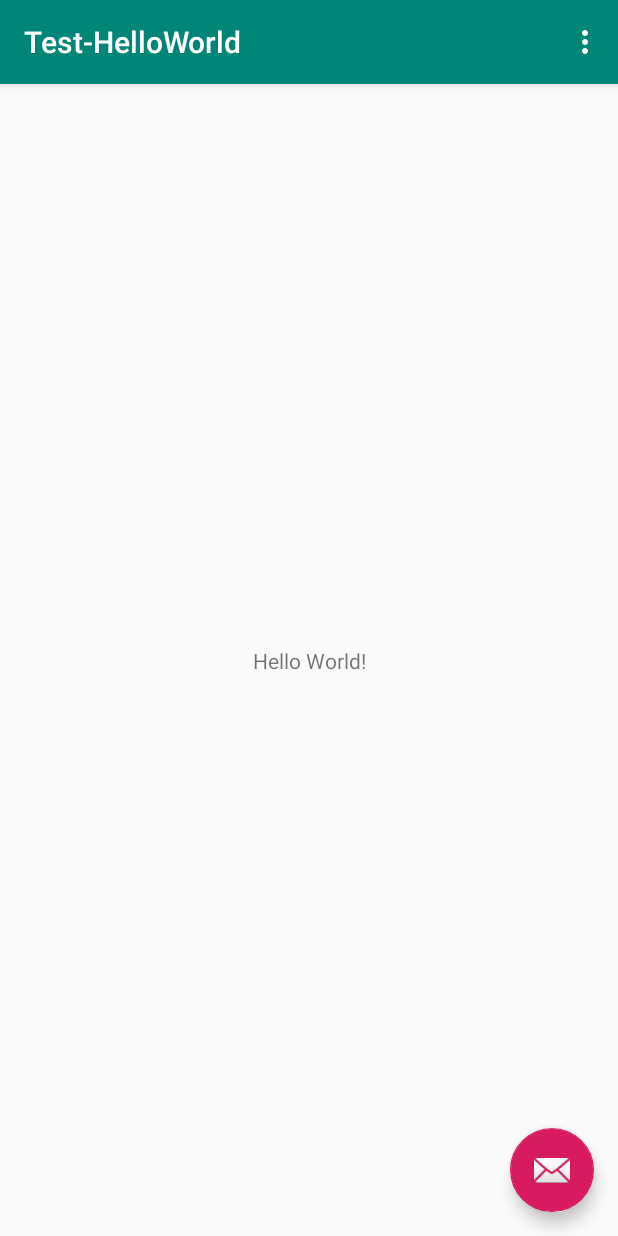
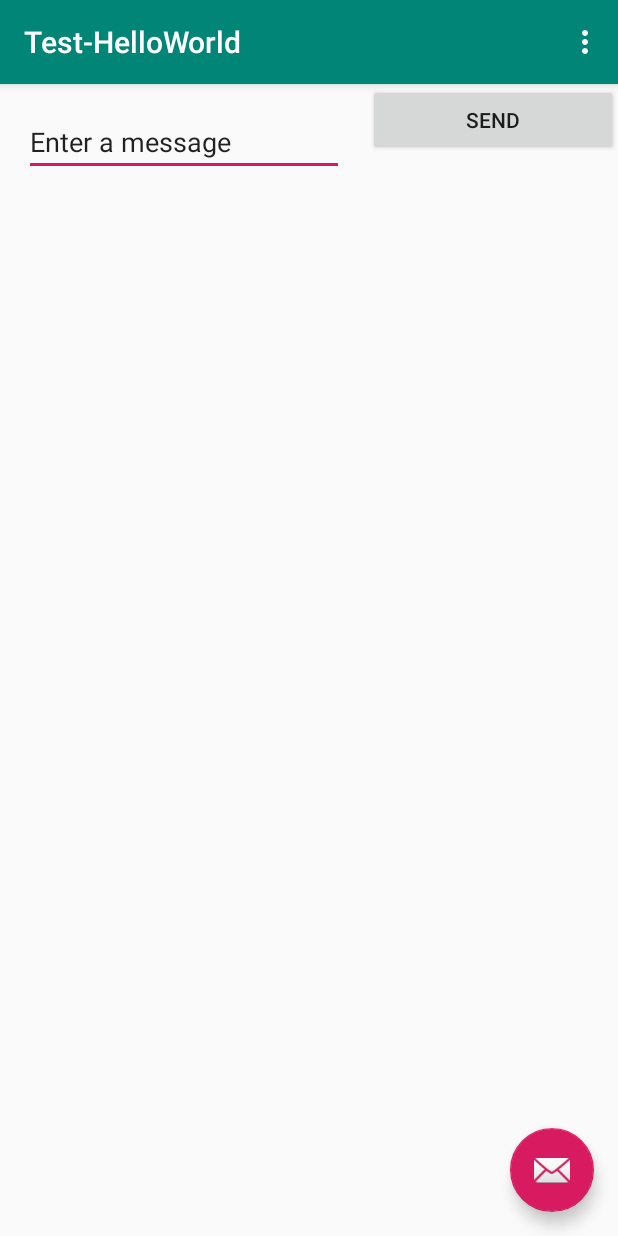
Before and after one commit to pn-carleton/Philip-Naida-SYSC3010, an Android app: the screen it shows after launch (MainActivity), on a phone screen of 412 x 824 dp. Run offline under Robolectric (Android 15) with nearby library versions, the phone set to English and light mode, and no system bars.

Commit message:
Build a simple user interface

```diff
--- a/Lab5/TestHelloWorld/app/src/main/res/layout/content_main.xml
+++ b/Lab5/TestHelloWorld/app/src/main/res/layout/content_main.xml
@@ -8,13 +8,30 @@
     tools:context=".MainActivity"
     tools:showIn="@layout/activity_main">
 
-    <TextView
-        android:layout_width="wrap_content"
+    <EditText
+        android:id="@+id/editText3"
+        android:layout_width="213dp"
         android:layout_height="wrap_content"
-        android:text="Hello World!"
-        app:layout_constraintBottom_toBottomOf="parent"
-        app:layout_constraintLeft_toLeftOf="parent"
-        app:layout_constraintRight_toRightOf="parent"
+        android:layout_marginStart="16dp"
+        android:layout_marginLeft="16dp"
+        android:layout_marginTop="16dp"
+        android:ems="10"
+        android:inputType="textPersonName"
+        android:text="@string/edit_message"
+        app:layout_constraintEnd_toStartOf="@+id/button"
+        app:layout_constraintHorizontal_bias="0.5"
+        app:layout_constraintStart_toStartOf="parent"
         app:layout_constraintTop_toTopOf="parent" />
 
+    <Button
+        android:id="@+id/button"
+        android:layout_width="0dp"
+        android:layout_height="wrap_content"
+        android:layout_marginStart="16dp"
+        android:layout_marginLeft="16dp"
+        android:text="@string/button_send"
+        app:layout_constraintEnd_toEndOf="parent"
+        app:layout_constraintHorizontal_bias="0.5"
+        app:layout_constraintStart_toEndOf="@+id/editText3"
+        tools:layout_editor_absoluteY="13dp" />
 </androidx.constraintlayout.widget.ConstraintLayout>
--- a/Lab5/TestHelloWorld/app/src/main/res/values/strings.xml
+++ b/Lab5/TestHelloWorld/app/src/main/res/values/strings.xml
@@ -1,4 +1,6 @@
 <resources>
     <string name="app_name">Test-HelloWorld</string>
     <string name="action_settings">Settings</string>
+    <string name="edit_message">Enter a message</string>
+    <string name="button_send">Send</string>
 </resources>
```
